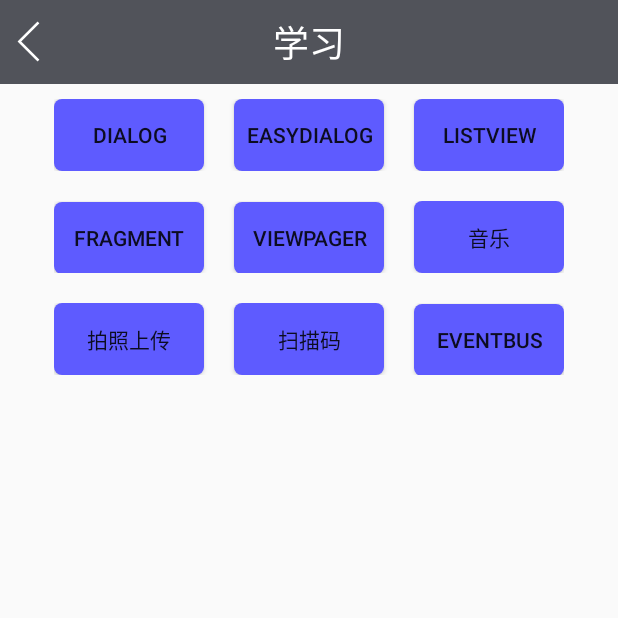
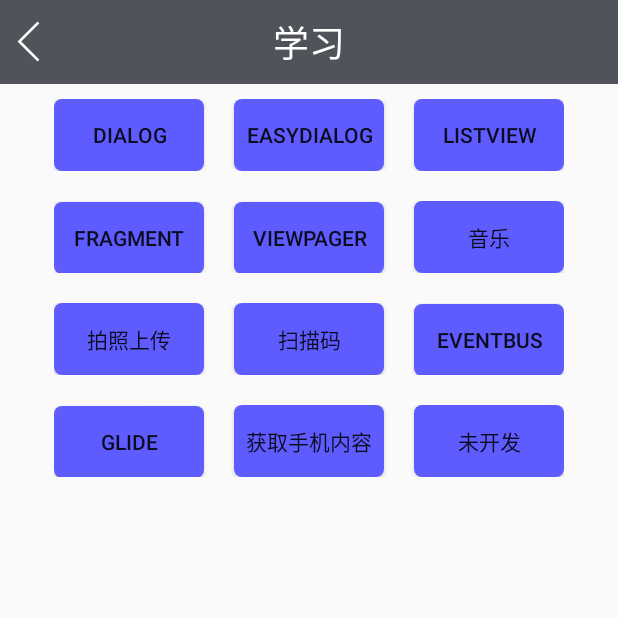
Before and after one commit to TDaz-9/MyLife, an Android app: the screen it shows after launch (MainActivity), after a tap on "学习", on a phone screen of 412 x 824 dp, the top half of it. Run offline under Robolectric (Android 15) with nearby library versions, the phone set to English and light mode, and no system bars.

Commit message:
增加获取手机号

```diff
--- a/app/src/main/java/com/example/administrator/mylife/MainActivity.java
+++ b/app/src/main/java/com/example/administrator/mylife/MainActivity.java
@@ -15,7 +15,12 @@ import com.example.administrator.mylife.ui.activity.TestEventBusActivity;
 import com.example.administrator.mylife.ui.activity.TestFragmentActivity;
 import com.example.administrator.mylife.ui.activity.TestListActivity;
 import com.example.administrator.mylife.ui.activity.ViewPagerFragmentActivity;
+import com.example.administrator.mylife.ui.activity.phone.GetPhoneActivity;
+import com.example.administrator.mylife.ui.activity.studyGlide.GlideActivity;
 import com.example.administrator.mylife.util.CustomDialog;
+
+import static com.example.administrator.mylife.R.id.caiming_et;
+import static com.example.administrator.mylife.R.id.glide_btn;
 
 public class MainActivity extends Activity implements View.OnClickListener {
     private Button dialogBtn;
@@ -25,6 +30,7 @@ public class MainActivity extends Activity implements View.OnClickListener {
     private Button viewPagerFragmentBtn;
     private Button h5Button;
     private Button musicButton;
+    private Button getPhone;
     private CustomDialog errorDialog;
     private CustomDialog easyDialog;
 
@@ -60,6 +66,10 @@ public class MainActivity extends Activity implements View.OnClickListener {
         Button imageBtn = (Button) findViewById(R.id.image_show_btn);
         imageBtn.setOnClickListener(this);
 
+        // 获取手机号
+        getPhone = (Button) findViewById(R.id.getphone);
+        getPhone.setOnClickListener(this);
+
         // 音乐播放
         musicButton = (Button) findViewById(R.id.music_btn);
         musicButton.setOnClickListener(this);
@@ -69,6 +79,10 @@ public class MainActivity extends Activity implements View.OnClickListener {
         fragmentBtn.setOnClickListener(this);
         viewPagerFragmentBtn = (Button) findViewById(R.id.viewpager_fragment);
         viewPagerFragmentBtn.setOnClickListener(this);
+
+        // glide学习
+        Button glideBtn = (Button) findViewById(glide_btn);
+        glideBtn.setOnClickListener(this);
     }
 
     @Override
@@ -138,6 +152,19 @@ public class MainActivity extends Activity implements View.OnClickListener {
             case R.id.music_btn:
                 Intent intentMusic = new Intent(this, MusicActivity.class);
                 startActivity(intentMusic);
+                break;
+
+            // Glide
+            case R.id.glide_btn:
+                Intent intentGlide = new Intent(this, GlideActivity.class);
+                startActivity(intentGlide);
+                break;
+
+            // 获取手机内容权限
+            case R.id.getphone:
+                Intent intentPhone = new Intent(this, GetPhoneActivity.class);
+                startActivity(intentPhone);
+                break;
 
             default:
                 break;
--- a/app/src/main/java/com/example/administrator/mylife/ui/activity/LoginActivity.java
+++ b/app/src/main/java/com/example/administrator/mylife/ui/activity/LoginActivity.java
@@ -74,6 +74,12 @@ public class LoginActivity extends Activity {
         NavBar navBar = new NavBar(this);
         navBar.hideLeft();
         navBar.setTitle("首页");
+        navBar.getRightImageView().setOnClickListener(new View.OnClickListener() {
+            @Override
+            public void onClick(View v) {
+
+            }
+        });
 
         GridView gridView = (GridView) findViewById(R.id.grid_view);
         TextView newsTv = (TextView) findViewById(R.id.news_tv);
--- a/app/src/main/res/layout/activity_mains.xml
+++ b/app/src/main/res/layout/activity_mains.xml
@@ -1,27 +1,35 @@
 <?xml version="1.0" encoding="utf-8"?>
-<LinearLayout
-    xmlns:android="http://schemas.android.com/apk/res/android"
+<LinearLayout xmlns:android="http://schemas.android.com/apk/res/android"
     xmlns:tools="http://schemas.android.com/tools"
     android:id="@+id/activity_main"
     android:layout_width="match_parent"
     android:layout_height="match_parent"
     android:orientation="vertical"
     tools:context="com.example.administrator.mylife.MainActivity">
-    <include layout="@layout/navbar"/>
+
+    <include layout="@layout/navbar" />
+
+    <ScrollView
+        android:layout_width="match_parent"
+        android:layout_height="match_parent">
+        <LinearLayout
+            android:layout_width="match_parent"
+            android:layout_height="wrap_content"
+            android:orientation="vertical">
 
         <LinearLayout
             android:layout_width="wrap_content"
             android:layout_height="wrap_content"
-        android:orientation="horizontal"
             android:layout_gravity="center"
-        android:layout_marginTop="10dp">
+            android:layout_marginTop="10dp"
+            android:orientation="horizontal">
 
             <Button
                 android:id="@+id/dialog_btn"
                 android:layout_width="100dp"
                 android:layout_height="wrap_content"
                 android:background="@drawable/yuanjiao"
-            android:text="dialog"/>
+                android:text="dialog" />
 
             <Button
                 android:id="@+id/easy_dialog_btn"
@@ -29,7 +37,7 @@
                 android:layout_height="wrap_content"
                 android:layout_marginLeft="20dp"
                 android:background="@drawable/yuanjiao"
-            android:text="easydialog"/>
+                android:text="easydialog" />
 
             <Button
                 android:id="@+id/list_view_btn"
@@ -37,22 +45,22 @@
                 android:layout_height="wrap_content"
                 android:layout_marginLeft="20dp"
                 android:background="@drawable/yuanjiao"
-            android:text="listview"/>
+                android:text="listview" />
         </LinearLayout>
 
         <LinearLayout
             android:layout_width="wrap_content"
             android:layout_height="wrap_content"
+            android:layout_gravity="center"
             android:layout_marginTop="20dp"
-        android:orientation="horizontal"
-        android:layout_gravity="center">
+            android:orientation="horizontal">
 
             <Button
                 android:id="@+id/fragment_btn"
                 android:layout_width="100dp"
                 android:layout_height="wrap_content"
                 android:background="@drawable/yuanjiao"
-            android:text="fragment"/>
+                android:text="fragment" />
 
             <Button
                 android:id="@+id/viewpager_fragment"
@@ -60,7 +68,7 @@
                 android:layout_height="wrap_content"
                 android:layout_marginLeft="20dp"
                 android:background="@drawable/yuanjiao"
-            android:text="viewpager"/>
+                android:text="viewpager" />
 
             <Button
                 android:id="@+id/music_btn"
@@ -68,7 +76,7 @@
                 android:layout_height="wrap_content"
                 android:layout_marginLeft="20dp"
                 android:background="@drawable/yuanjiao"
-            android:text="音乐"/>
+                android:text="音乐" />
 
 
         </LinearLayout>
@@ -76,15 +84,16 @@
         <LinearLayout
             android:layout_width="wrap_content"
             android:layout_height="wrap_content"
+            android:layout_gravity="center"
             android:layout_marginTop="20dp"
-        android:orientation="horizontal"
-        android:layout_gravity="center">
+            android:orientation="horizontal">
+
             <Button
                 android:id="@+id/image_show_btn"
                 android:layout_width="100dp"
                 android:layout_height="wrap_content"
                 android:background="@drawable/yuanjiao"
-            android:text="拍照上传"/>
+                android:text="拍照上传" />
 
             <Button
                 android:id="@+id/hfive_btn"
@@ -92,15 +101,48 @@
                 android:layout_height="wrap_content"
                 android:layout_marginLeft="20dp"
                 android:background="@drawable/yuanjiao"
-            android:text="扫描码"/>
+                android:text="扫描码" />
 
             <Button
                 android:id="@+id/even_bus"
                 android:layout_width="100dp"
                 android:layout_height="wrap_content"
+                android:layout_marginLeft="20dp"
                 android:background="@drawable/yuanjiao"
+                android:text="eventbus" />
+
+        </LinearLayout>
+
+            <LinearLayout
+                android:layout_width="wrap_content"
+                android:layout_height="wrap_content"
+                android:layout_gravity="center"
+                android:layout_marginTop="20dp"
+                android:orientation="horizontal">
+
+                <Button
+                    android:id="@+id/glide_btn"
+                    android:layout_width="100dp"
+                    android:layout_height="wrap_content"
+                    android:background="@drawable/yuanjiao"
+                    android:text="Glide" />
+
+                <Button
+                    android:id="@+id/getphone"
+                    android:layout_width="100dp"
+                    android:layout_height="wrap_content"
                     android:layout_marginLeft="20dp"
-            android:text="eventbus"/>
+                    android:background="@drawable/yuanjiao"
+                    android:text="获取手机内容" />
+
+                <Button
+                    android:layout_width="100dp"
+                    android:layout_height="wrap_content"
+                    android:layout_marginLeft="20dp"
+                    android:background="@drawable/yuanjiao"
+                    android:text="未开发" />
 
             </LinearLayout>
         </LinearLayout>
+    </ScrollView>
+</LinearLayout>
--- /dev/null
+++ b/app/src/main/res/menu/menu.xml
@@ -0,0 +1,4 @@
+<?xml version="1.0" encoding="utf-8"?>
+<menu xmlns:android="http://schemas.android.com/apk/res/android">
+    <item android:id="@+id/menu" android:title="asdasdasd"></item>
+</menu>
--- a/app/src/main/res/values/styles.xml
+++ b/app/src/main/res/values/styles.xml
@@ -1,7 +1,7 @@
 <resources>
 
     <!-- Base application theme. -->
-    <style name="AppTheme" parent="Theme.AppCompat.Light.DarkActionBar">
+    <style name="AppTheme" parent="Theme.AppCompat.Light.NoActionBar">
         <!-- Customize your theme here. -->
         <item name="colorPrimary">@color/colorPrimary</item>
         <item name="colorPrimaryDark">@color/colorPrimaryDark</item>
```
Also changed, not shown: app/build.gradle (+9 -2 lines), app/src/main/AndroidManifest.xml (+7 -0 lines), app/src/main/java/com/example/administrator/mylife/ui/activity/phone/GetPhoneActivity.java (added, +180 -0 lines), app/src/main/java/com/example/administrator/mylife/ui/activity/studyGlide/GlideActivity.java (added, +78 -0 lines), app/src/main/java/com/example/administrator/mylife/util/SingleTon.java (added, +32 -0 lines), app/src/main/java/com/example/administrator/mylife/util/ToastUtils.java (added, +107 -0 lines), app/src/main/res/layout/activity_glide.xml (added, +22 -0 lines), app/src/main/res/layout/activity_phone.xml (added, +50 -0 lines), app/src/main/res/drawable/wait.png (added). Lines whose indentation alone changed are shown as unchanged.
